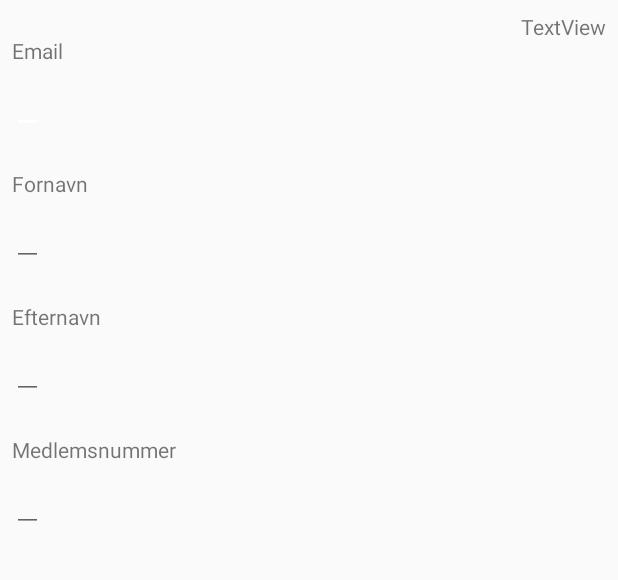
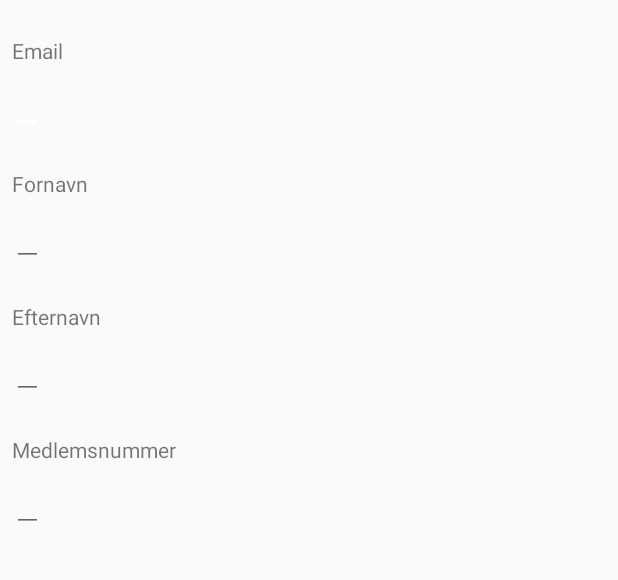
Before and after one commit to Elfernovich/TestTest1, an Android app: the EditUserDataActivity screen opened directly, with no data from a screen before it, on a phone screen of 412 x 824 dp, the part 84-664 px from its top. Run offline under Robolectric (Android 15) with nearby library versions, the phone set to English and light mode, and no system bars; our stand-ins replace Firebase (no records; nobody signed in at launch, a user with empty details on screens opened directly).

Commit message:
Removed TextView test

```diff
--- a/app/src/main/res/layout/activity_edit_user_data.xml
+++ b/app/src/main/res/layout/activity_edit_user_data.xml
@@ -114,14 +114,4 @@
         app:layout_constraintStart_toStartOf="parent"
         app:layout_constraintTop_toBottomOf="@+id/textViewEditMemberNumber" />
 
-    <TextView
-        android:id="@+id/textView"
-        android:layout_width="wrap_content"
-        android:layout_height="wrap_content"
-        android:layout_marginEnd="8dp"
-        android:layout_marginTop="8dp"
-        android:text="TextView"
-        app:layout_constraintEnd_toEndOf="parent"
-        app:layout_constraintTop_toBottomOf="@+id/toolbar" />
-
 </android.support.constraint.ConstraintLayout>
```
